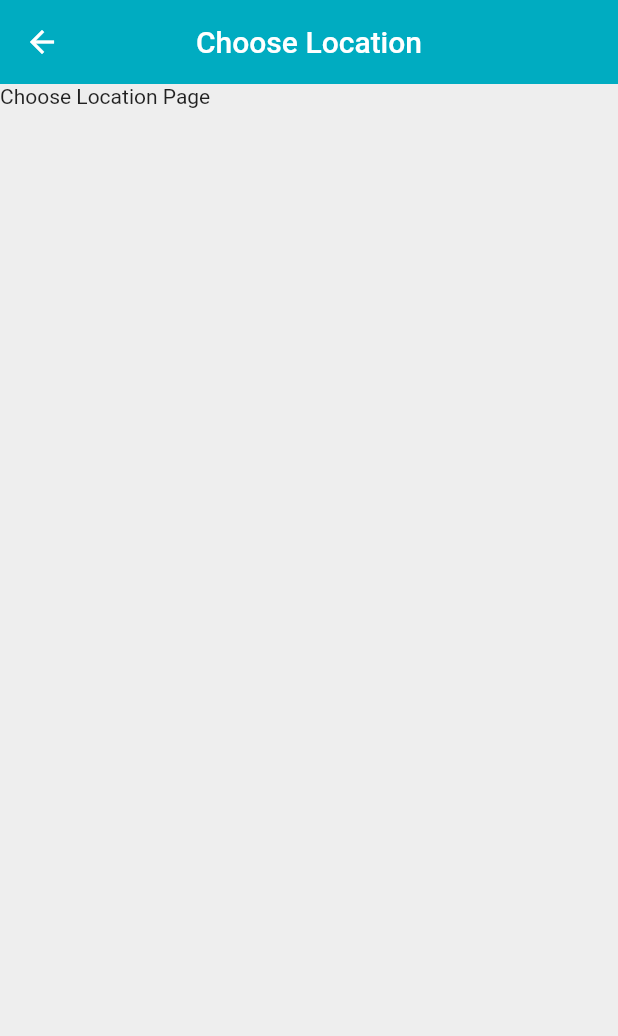
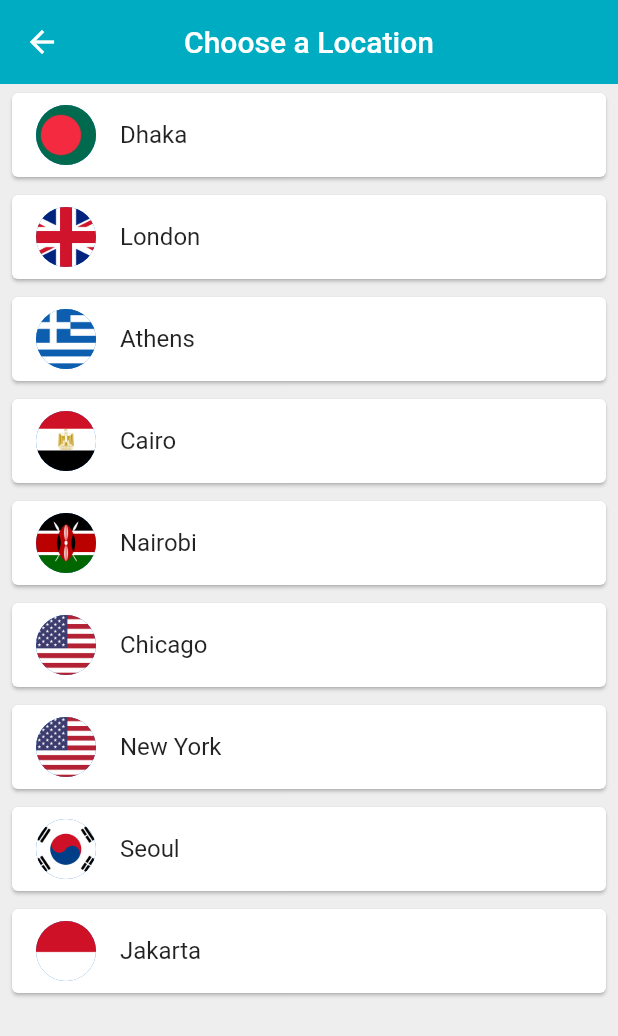
Before and after one commit to afnan2013/world_time_app, a Flutter app: the ChooseLocation screen opened by its route, on a phone screen of 412 x 824 dp. Shown: the top 1036 px of the screen. Run offline on Flutter 3.47's test engine with Material 2 defaults, Android fonts, the phone set to English and light mode, and no system bars; our stand-ins replace flutter_spinkit; network calls fail.

Commit message:
Desgining the template of choose_location page with static WorldTime Objects

```diff
--- a/lib/pages/choose_location.dart
+++ b/lib/pages/choose_location.dart
@@ -9,6 +9,7 @@ class ChooseLocation extends StatefulWidget {
 class _ChooseLocationState extends State<ChooseLocation> {
 
   List<WorldTime> locations = [
+    WorldTime(url: 'Asia/Dhaka', location: 'Dhaka', flag: 'bangladesh.png'),
     WorldTime(url: 'Europe/London', location: 'London', flag: 'uk.png'),
     WorldTime(url: 'Europe/Berlin', location: 'Athens', flag: 'greece.png'),
     WorldTime(url: 'Africa/Cairo', location: 'Cairo', flag: 'egypt.png'),
@@ -20,23 +21,32 @@ class _ChooseLocationState extends State<ChooseLocation> {
   ];
 
   @override
-  void initState() {
-    super.initState();
-
-
-  }
-
-  @override
   Widget build(BuildContext context) {
     return Scaffold(
       backgroundColor: Colors.grey[200],
       appBar: AppBar(
         backgroundColor: Colors.cyan[600],
-        title: Text('Choose Location'),
+        title: Text('Choose a Location'),
         centerTitle: true,
         elevation: 0,
       ),
-      body:Text("Choose Location Page"),
+      body:ListView.builder(
+        itemCount: locations.length,
+        itemBuilder: (context, index){
+          return Padding(
+            padding: const EdgeInsets.symmetric(vertical: 2.0, horizontal: 4.0),
+            child: Card(
+              child: ListTile(
+                onTap: (){},
+                title: Text(locations[index].location),
+                leading: CircleAvatar(
+                  backgroundImage: AssetImage('assets/${locations[index].flag}'),
+                ),
+              ),
+            ),
+          );
+        },
+      ),
     );
   }
 }
```
Also changed, not shown: assets/bangladesh.png (added).
